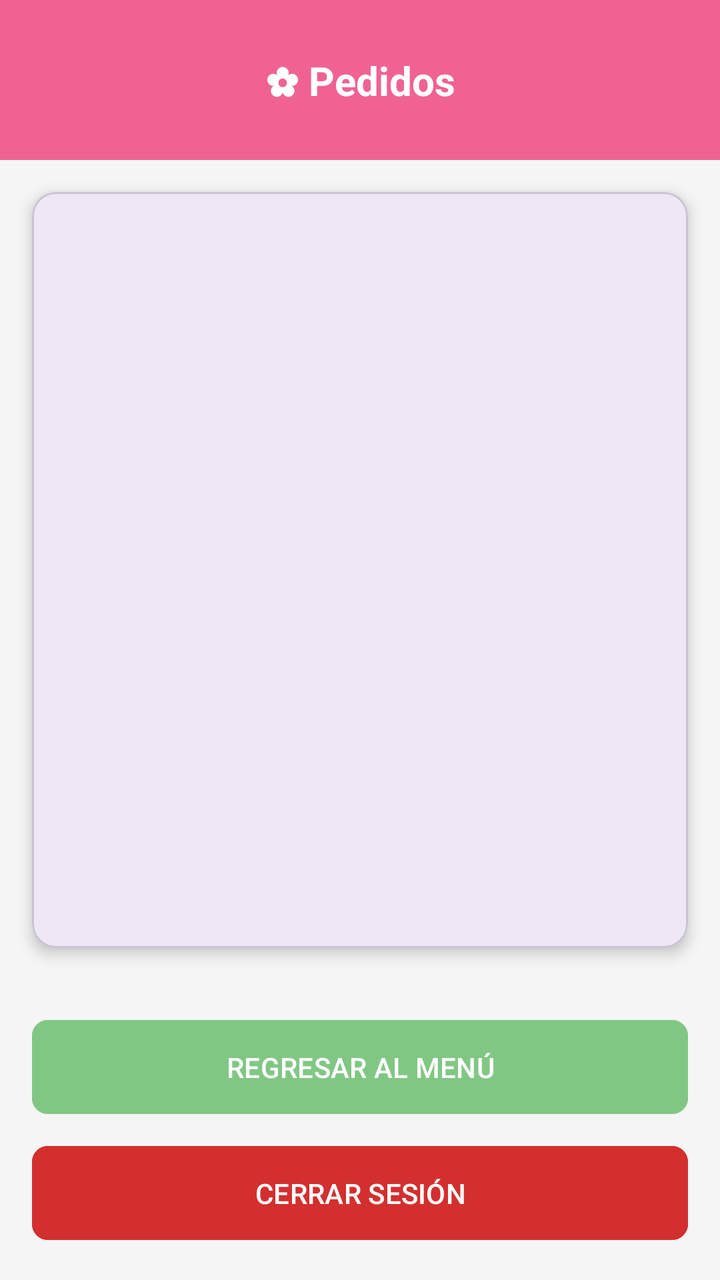
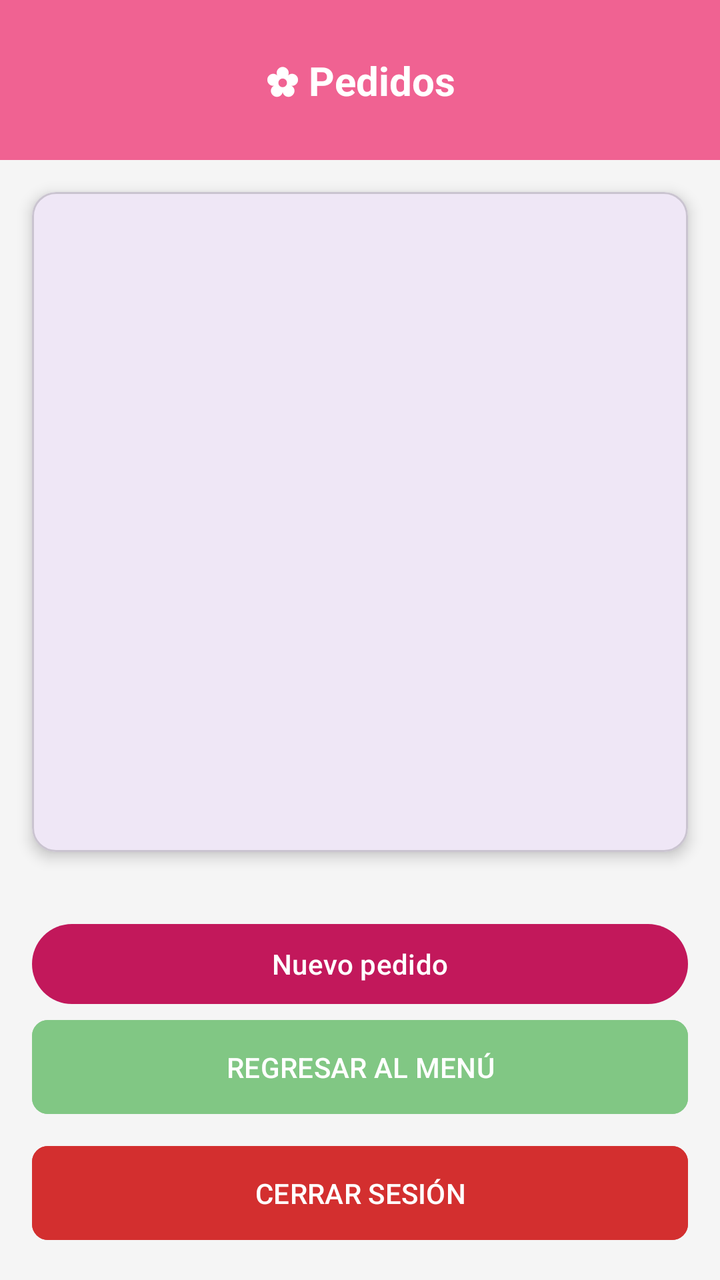

Before-and-after screenshots of an Android layout around one commit, followed by the original layout XML and the change that was made.
<!-- AndroidManifest.xml: application theme Theme.Flowertl -->
<!-- res/layout/activity_pedidos.xml -->
<?xml version="1.0" encoding="utf-8"?>
<androidx.constraintlayout.widget.ConstraintLayout xmlns:android="http://schemas.android.com/apk/res/android"
    xmlns:app="http://schemas.android.com/apk/res-auto"
    android:layout_width="match_parent"
    android:layout_height="match_parent"
    android:background="@color/gris_fondo">

    <View
        android:id="@+id/header"
        android:layout_width="match_parent"
        android:layout_height="80dp"
        android:background="@color/rosa_primario"
        app:layout_constraintTop_toTopOf="parent"/>

    <TextView
        android:layout_width="wrap_content"
        android:layout_height="wrap_content"
        android:text="@string/titulo_pedidos"
        android:textColor="@color/white"
        android:textSize="20sp"
        android:textStyle="bold"
        app:layout_constraintBottom_toBottomOf="@+id/header"
        app:layout_constraintEnd_toEndOf="parent"
        app:layout_constraintStart_toStartOf="parent"
        app:layout_constraintTop_toTopOf="@+id/header" />

    <com.google.android.material.card.MaterialCardView
        android:layout_width="match_parent"
        android:layout_height="0dp"
        android:layout_margin="16dp"
        app:cardCornerRadius="12dp"
        app:cardElevation="4dp"
        app:layout_constraintBottom_toTopOf="@+id/layout_buttons"
        app:layout_constraintTop_toBottomOf="@+id/header">

        <FrameLayout
            android:layout_width="match_parent"
            android:layout_height="match_parent">

            <androidx.recyclerview.widget.RecyclerView
                android:id="@+id/rvPedidos"
                android:layout_width="match_parent"
                android:layout_height="match_parent"
                android:padding="8dp"
                android:clipToPadding="false"/>

            <TextView
                android:id="@+id/lblPedidosVacios"
                android:layout_width="wrap_content"
                android:layout_height="wrap_content"
                android:layout_gravity="center"
                android:text="@string/pedidos_vacios"
                android:textColor="@color/rosa_oscuro"
                android:textSize="18sp"
                android:textStyle="bold"
                android:visibility="gone"/>
        </FrameLayout>
    </com.google.android.material.card.MaterialCardView>

    <LinearLayout
        android:id="@+id/layout_buttons"
        android:layout_width="match_parent"
        android:layout_height="wrap_content"
        android:orientation="vertical"
        android:padding="16dp"
        app:layout_constraintBottom_toBottomOf="parent">

        <com.google.android.material.button.MaterialButton
            android:id="@+id/btnRegresar"
            android:layout_width="match_parent"
            android:layout_height="55dp"
            android:text="@string/btn_regresar"
            app:cornerRadius="8dp"
            android:backgroundTint="@color/verde_secundario"
            android:textColor="@color/white"
            android:layout_marginBottom="8dp"/>

        <com.google.android.material.button.MaterialButton
            android:id="@+id/btnCerrarSesion"
            android:layout_width="match_parent"
            android:layout_height="55dp"
            android:text="@string/btn_cerrar_sesion"
            app:cornerRadius="8dp"
            android:backgroundTint="@color/rojo_error"
            android:textColor="@color/white"/>
    </LinearLayout>

</androidx.constraintlayout.widget.ConstraintLayout>
<!-- resources referenced by this layout -->
<resources>
  <color name="gris_fondo">#F5F5F5</color>
  <color name="rojo_error">#D32F2F</color>
  <color name="rosa_oscuro">#C2185B</color>
  <color name="rosa_primario">#F06292</color>
  <color name="verde_secundario">#81C784</color>
  <color name="white">#FFFFFFFF</color>
  <string name="btn_cerrar_sesion">CERRAR SESIÓN</string>
  <string name="btn_regresar">REGRESAR AL MENÚ</string>
  <string name="pedidos_vacios">No hay pedidos registrados</string>
  <string name="titulo_pedidos">✿ Pedidos</string>
  <style name="Theme.Flowertl" parent="Base.Theme.Flowertl" />
  <style name="Base.Theme.Flowertl" parent="Theme.Material3.DayNight.NoActionBar">
          
          
      </style>
</resources>

<!-- the commit's change to res/layout/activity_pedidos.xml (unified diff, before → after) -->
@@ -66,6 +66,13 @@
         app:layout_constraintBottom_toBottomOf="parent">
 
         <com.google.android.material.button.MaterialButton
+            android:id="@+id/btnNuevoPedido"
+            android:layout_width="match_parent"
+            android:layout_height="wrap_content"
+            android:text="@string/nuevo_pedido"
+            app:backgroundTint="@color/rosa_oscuro" />
+
+        <com.google.android.material.button.MaterialButton
             android:id="@+id/btnRegresar"
             android:layout_width="match_parent"
             android:layout_height="55dp"
<!-- resource entries referenced after the edit -->
@@ -8,6 +8,7 @@
   <color name="white">#FFFFFFFF</color>
   <string name="btn_cerrar_sesion">CERRAR SESIÓN</string>
   <string name="btn_regresar">REGRESAR AL MENÚ</string>
+  <string name="nuevo_pedido">Nuevo pedido</string>
   <string name="pedidos_vacios">No hay pedidos registrados</string>
   <string name="titulo_pedidos">✿ Pedidos</string>
   <style name="Theme.Flowertl" parent="Base.Theme.Flowertl" />
